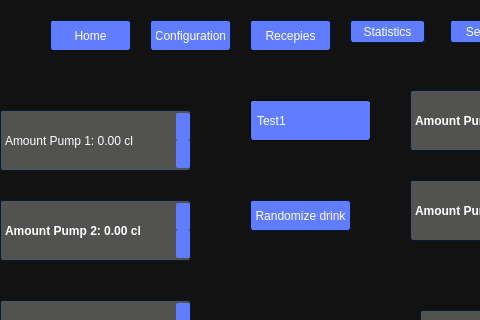
ErikMagnusson256/automatic_drink_mixing_machine, file GUI/UI/dmm.ui: the form before one commit; both pictures show x 0 to 480 and y 0 to 320 of the 640 by 480 pixel window.
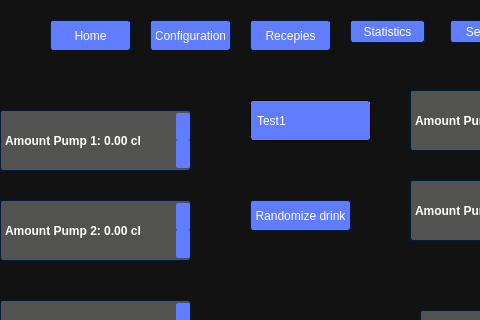
The form after the commit. The open tabs and pages were chosen to show the change. Icons and pictures are not drawn.

```diff
--- a/GUI/UI/dmm.ui
+++ b/GUI/UI/dmm.ui
@@ -1335,14 +1335,9 @@
        <bool>false</bool>
       </property>
       <property name="styleSheet">
-       <string notr="true">QSpinBox, 
-QDoubleSpinBox,
+       <string notr="true">QDoubleSpinBox
 {
-	background-color: #525251;
-	color: #ffffff;
-	border: 1px solid #rgb(255, 0, 0);
-	border-radius: 3px;
-	padding : 2px;
+	font: bold 
 
 }</string>
       </property>
```
Left out of the diff: 2 changed lines with no effect on the pictures.
